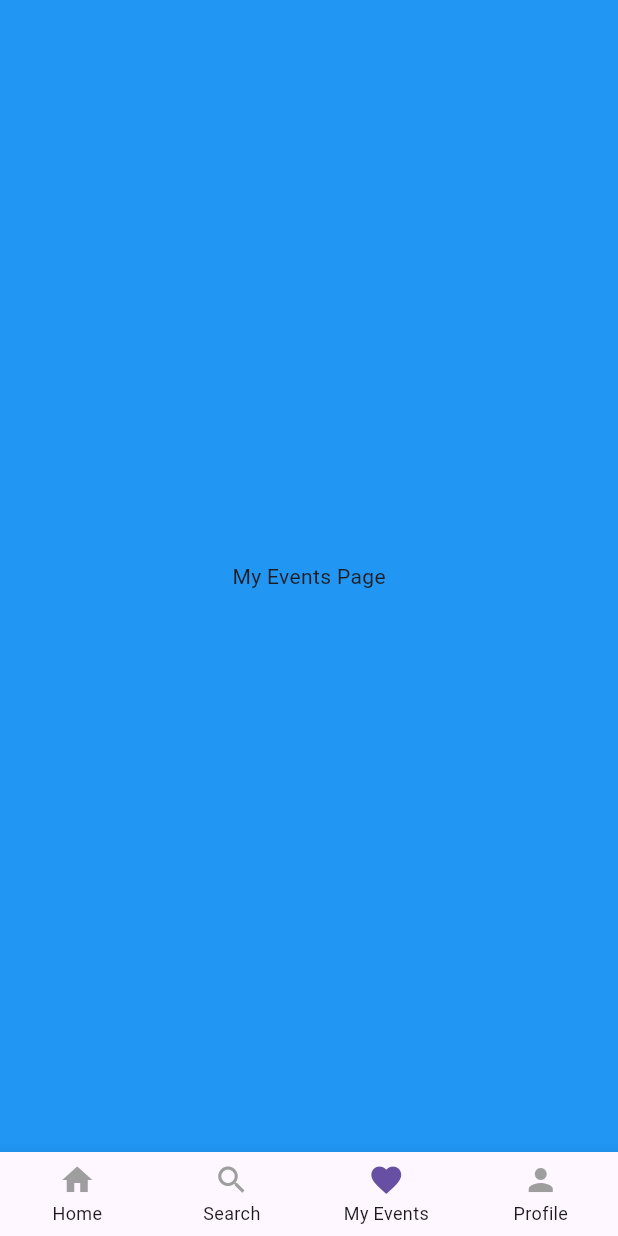
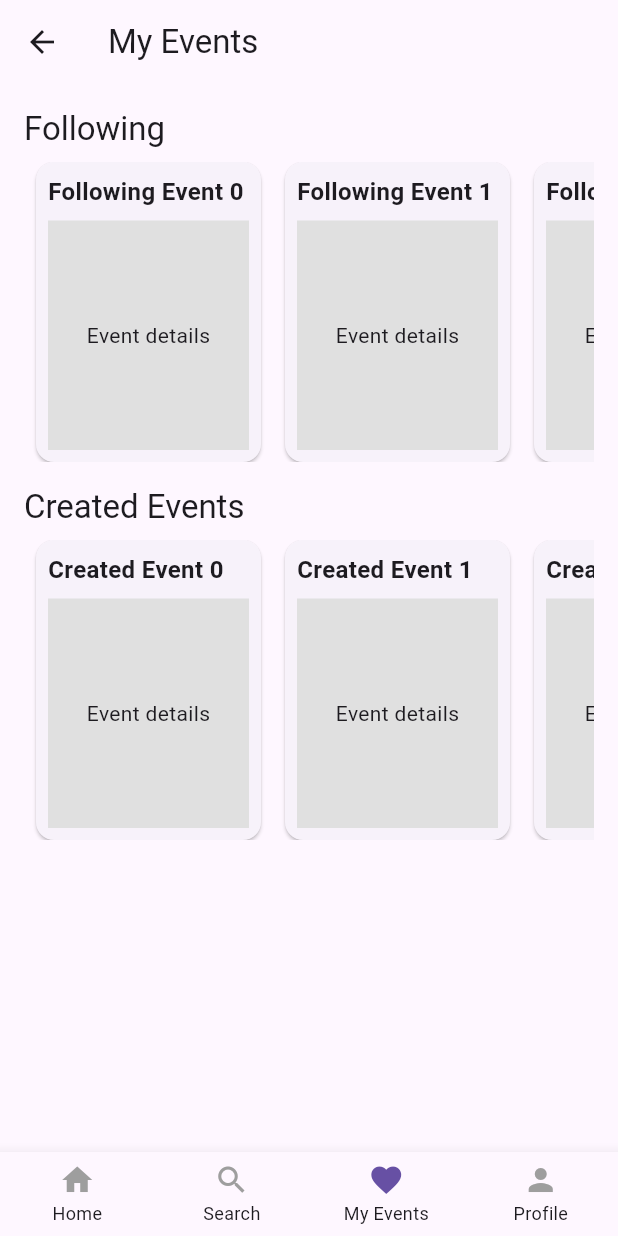
Before and after one commit to KUNoti/K_Eventy, a Flutter app: the NavigationBottom screen opened directly, swiped to page 3, on a phone screen of 412 x 824 dp. Run offline on Flutter 3.47's test engine with Material 3 defaults, Android fonts, the light colour scheme and no system bars; our stand-ins replace geolocator; missing offline and left inert: ar_location_view; network calls fail.

Commit message:
create my events page

```diff
--- a/lib/navigation/navigation_bottom.dart
+++ b/lib/navigation/navigation_bottom.dart
@@ -1,5 +1,6 @@
 import 'package:flutter/material.dart';
 import 'package:k_eventy/pages/home/home_page.dart';
+import 'package:k_eventy/pages/myevent/myevent_page.dart';
 import 'package:k_eventy/pages/search/search_page.dart';
 import 'package:k_eventy/pages/user/user_setting.dart';
 
@@ -39,12 +40,7 @@ class _NavigationBottomState extends State<NavigationBottom> {
         children: <Widget>[
           HomePage(),
           SearchPage(),
-          Container(
-            color: Colors.blue, // Example page color
-            child: Center(
-              child: Text('My Events Page'),
-            ),
-          ),
+          MyEventsPage(),
           UserSettingPage(),
         ],
       ),
--- a/lib/pages/myevent/myevent_page.dart
+++ b/lib/pages/myevent/myevent_page.dart
@@ -0,0 +1,119 @@
+import 'package:flutter/material.dart';
+
+class MyEventsPage extends StatelessWidget {
+  const MyEventsPage({Key? key}) : super(key: key);
+
+  @override
+  Widget build(BuildContext context) {
+    return Scaffold(
+      appBar: AppBar(
+        title: Text('My Events'),
+      ),
+      body: SingleChildScrollView(
+        child: Padding(
+          padding: const EdgeInsets.all(16.0),
+          child: Column(
+            crossAxisAlignment: CrossAxisAlignment.stretch,
+            children: [
+              Text(
+                'Following',
+                style: Theme.of(context).textTheme.headline6,
+              ),
+              SizedBox(height: 8),
+              FollowingEvents(), // Display Following events
+
+              SizedBox(height: 16),
+
+              Text(
+                'Created Events',
+                style: Theme.of(context).textTheme.headline6,
+              ),
+              SizedBox(height: 8),
+              CreatedEvents(), // Display Created events
+            ],
+          ),
+        ),
+      ),
+    );
+  }
+}
+
+class FollowingEvents extends StatelessWidget {
+  const FollowingEvents({Key? key}) : super(key: key);
+
+  @override
+  Widget build(BuildContext context) {
+    // Dummy list of following events
+    List<String> followingEvents = List.generate(5, (index) => 'Following Event $index');
+
+    return SizedBox(
+      height: 200, // Adjust the height as needed
+      child: ListView.builder(
+        scrollDirection: Axis.horizontal,
+        itemCount: followingEvents.length,
+        itemBuilder: (context, index) {
+          return EventCard(eventName: followingEvents[index]);
+        },
+      ),
+    );
+  }
+}
+
+class CreatedEvents extends StatelessWidget {
+  const CreatedEvents({Key? key}) : super(key: key);
+
+  @override
+  Widget build(BuildContext context) {
+    // Dummy list of created events
+    List<String> createdEvents = List.generate(5, (index) => 'Created Event $index');
+
+    return SizedBox(
+      height: 200, // Adjust the height as needed
+      child: ListView.builder(
+        scrollDirection: Axis.horizontal,
+        itemCount: createdEvents.length,
+        itemBuilder: (context, index) {
+          return EventCard(eventName: createdEvents[index]);
+        },
+      ),
+    );
+  }
+}
+
+class EventCard extends StatelessWidget {
+  final String eventName;
+
+  const EventCard({Key? key, required this.eventName}) : super(key: key);
+
+  @override
+  Widget build(BuildContext context) {
+    return Card(
+      margin: EdgeInsets.symmetric(horizontal: 8),
+      child: Container(
+        width: 150, // Adjust the width as needed
+        padding: EdgeInsets.all(8),
+        child: Column(
+          crossAxisAlignment: CrossAxisAlignment.start,
+          children: [
+            Text(
+              eventName,
+              style: TextStyle(fontSize: 16, fontWeight: FontWeight.bold),
+            ),
+            SizedBox(height: 8),
+            Expanded(
+              child: Container(
+                color: Colors.grey[300], // Placeholder for event details
+                child: Center(
+                  child: Text(
+                    'Event details',
+                    style: TextStyle(fontSize: 14),
+                  ),
+                ),
+              ),
+            ),
+          ],
+        ),
+      ),
+    );
+  }
+}
```
